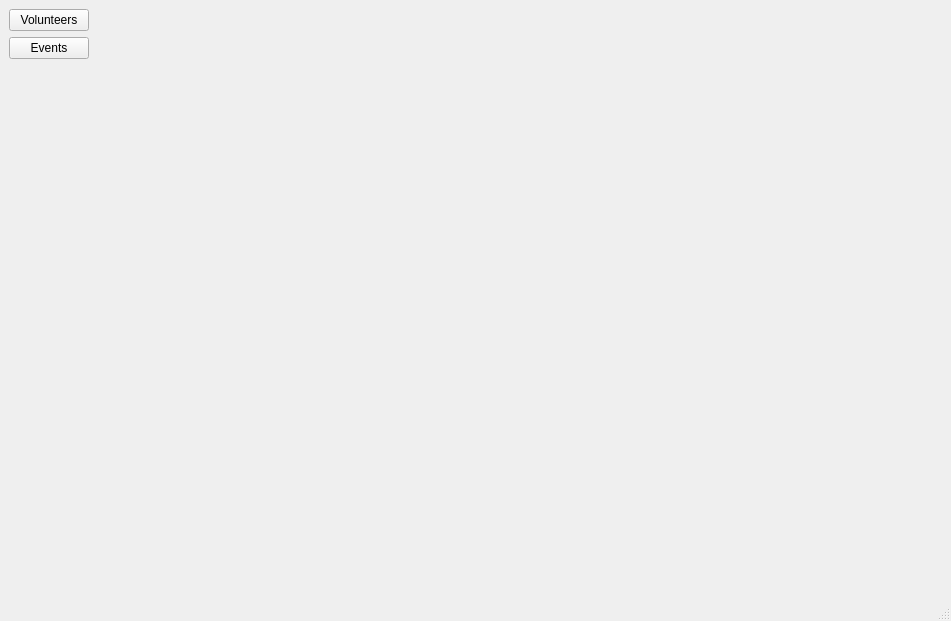
Old version of the form src/mainwindow.ui in the repository mikepyne/RotaGenerator.
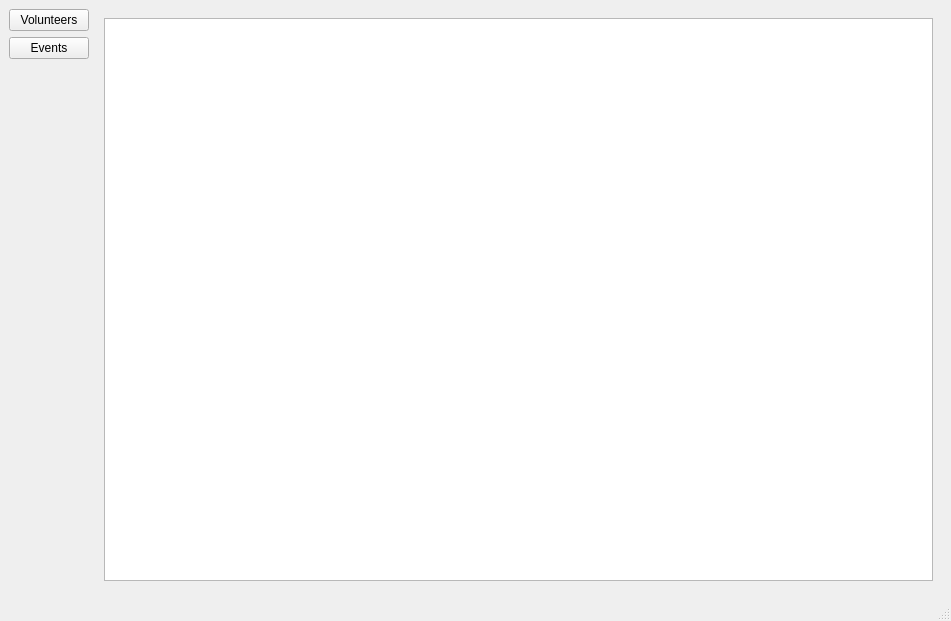
New version of the form. The open tabs and pages were chosen to show the change.

Commit message: Added model for Events, and a view to display the events. MainWindow is handling the loading of the volunteers and events. Using shared pointers for the events and volunteers.

Diff of the .ui file:
```diff
--- a/src/mainwindow.ui
+++ b/src/mainwindow.ui
@@ -110,7 +110,17 @@
           </item>
          </layout>
         </widget>
-        <widget class="QWidget" name="eventsPage"/>
+        <widget class="QWidget" name="eventsPage">
+         <layout class="QGridLayout" name="gridLayout">
+          <item row="0" column="0">
+           <widget class="QTableView" name="eventsView">
+            <attribute name="verticalHeaderVisible">
+             <bool>false</bool>
+            </attribute>
+           </widget>
+          </item>
+         </layout>
+        </widget>
        </widget>
       </item>
      </layout>
```
Left out of the diff: 3 changed lines with no effect on the pictures. The commit also changes 8 other files.
